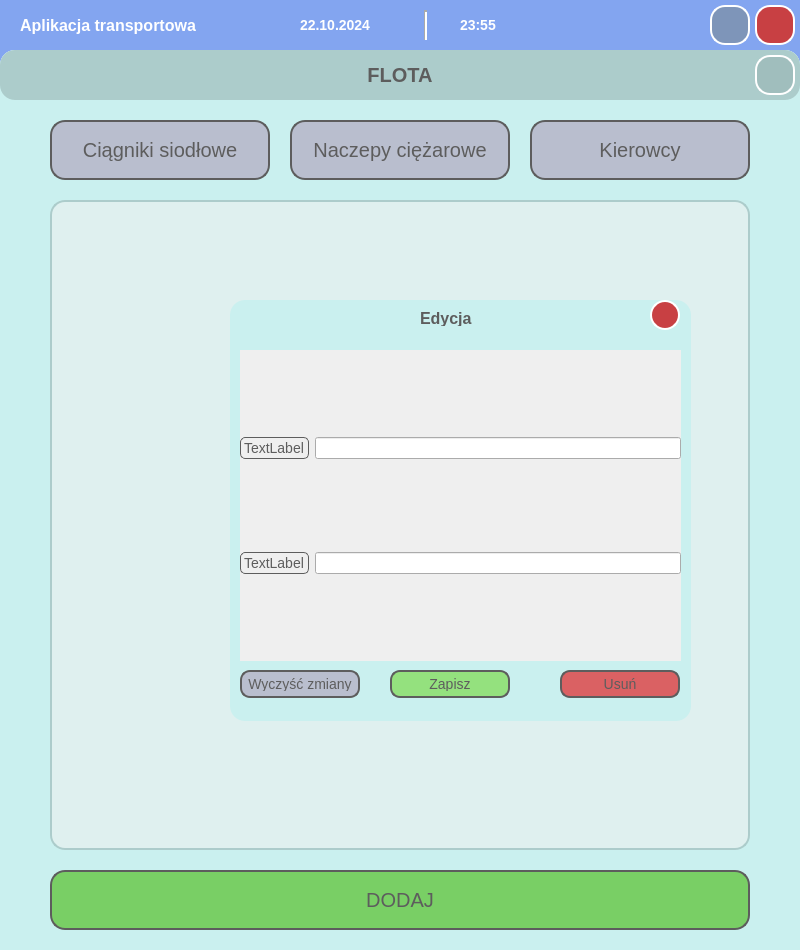
This is gui_pyqt/roboczy/test.ui in grzesiex22/Aplikacja_bazodanowa as Qt 5 draws it before an edit. The edited form follows.
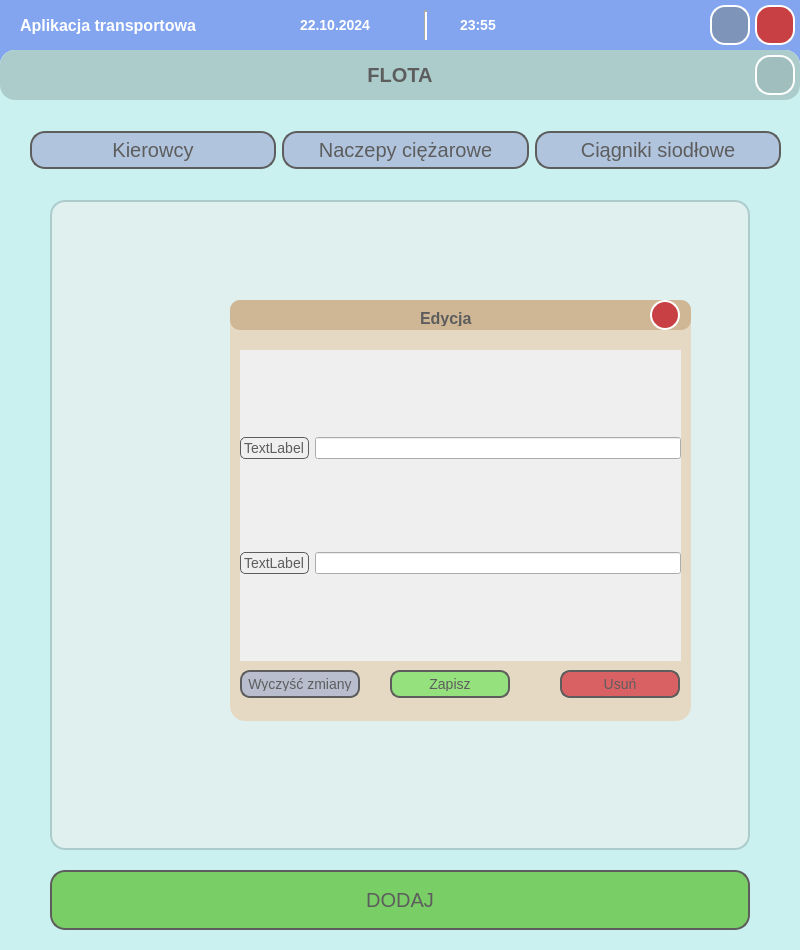
This is the edited form. Icons and pictures are not drawn.

Commit message: Zmiany w editFrame i fleetFrame

The edit to the form file:
```diff
--- a/gui_pyqt/roboczy/test.ui
+++ b/gui_pyqt/roboczy/test.ui
@@ -316,7 +316,7 @@
 
 QPushButton {
 	color: #5d5d5d;
-    background-color: #b9bece; /* Ustawia przezroczyste tło */
+    background-color: #B0C4DE; /* Ustawia przezroczyste tło */
     border: 2px solid #5d5d5d; /* Ustawia kolor ramki (czarny) */
     border-radius: 15px; /* Zaokrąglone rogi ramki */
     padding: 5px; /* Wewnętrzne odstępy, opcjonalne */
@@ -492,55 +492,6 @@
       <string>DODAJ</string>
      </property>
     </widget>
-    <widget class="QWidget" name="widget_choice_buttons" native="true">
-     <property name="geometry">
-      <rect>
-       <x>50</x>
-       <y>70</y>
-       <width>701</width>
-       <height>60</height>
-      </rect>
-     </property>
-     <widget class="QPushButton" name="button_flota_ciagniki">
-      <property name="geometry">
-       <rect>
-        <x>0</x>
-        <y>0</y>
-        <width>220</width>
-        <height>60</height>
-       </rect>
-      </property>
-      <property name="text">
-       <string>Ciągniki siodłowe</string>
-      </property>
-     </widget>
-     <widget class="QPushButton" name="button_flota_kierowcy">
-      <property name="geometry">
-       <rect>
-        <x>480</x>
-        <y>0</y>
-        <width>220</width>
-        <height>60</height>
-       </rect>
-      </property>
-      <property name="text">
-       <string>Kierowcy</string>
-      </property>
-     </widget>
-     <widget class="QPushButton" name="button_flota_naczepy">
-      <property name="geometry">
-       <rect>
-        <x>240</x>
-        <y>0</y>
-        <width>220</width>
-        <height>60</height>
-       </rect>
-      </property>
-      <property name="text">
-       <string>Naczepy ciężarowe</string>
-      </property>
-     </widget>
-    </widget>
     <widget class="QFrame" name="frame_edit">
      <property name="geometry">
       <rect>
@@ -551,7 +502,10 @@
       </rect>
      </property>
      <property name="styleSheet">
-      <string notr="true">QPushButton {
+      <string notr="true">QFrame {
+	background-color: #e6d9c3;
+}
+QPushButton {
 	color: #5d5d5d;
     background-color: #b9bece; /* Ustawia przezroczyste tło */
     border: 2px solid #5d5d5d; /* Ustawia kolor ramki (czarny) */
@@ -687,6 +641,12 @@
         <height>30</height>
        </rect>
       </property>
+      <property name="styleSheet">
+       <string notr="true">QWidget {
+	background: #cfb796;
+	border-radius: 10px;
+} </string>
+      </property>
       <widget class="QLabel" name="label_frame_edit">
        <property name="geometry">
         <rect>
@@ -786,6 +746,39 @@
       </property>
      </widget>
     </widget>
+    <widget class="QWidget" name="horizontalLayoutWidget">
+     <property name="geometry">
+      <rect>
+       <x>30</x>
+       <y>60</y>
+       <width>751</width>
+       <height>80</height>
+      </rect>
+     </property>
+     <layout class="QHBoxLayout" name="horizontalLayout">
+      <item>
+       <widget class="QPushButton" name="button_flota_kierowcy">
+        <property name="text">
+         <string>Kierowcy</string>
+        </property>
+       </widget>
+      </item>
+      <item>
+       <widget class="QPushButton" name="button_flota_naczepy">
+        <property name="text">
+         <string>Naczepy ciężarowe</string>
+        </property>
+       </widget>
+      </item>
+      <item>
+       <widget class="QPushButton" name="button_flota_ciagniki">
+        <property name="text">
+         <string>Ciągniki siodłowe</string>
+        </property>
+       </widget>
+      </item>
+     </layout>
+    </widget>
    </widget>
    <widget class="QWidget" name="widget_system" native="true">
     <property name="geometry">
```
The commit also changes 4 other files.
